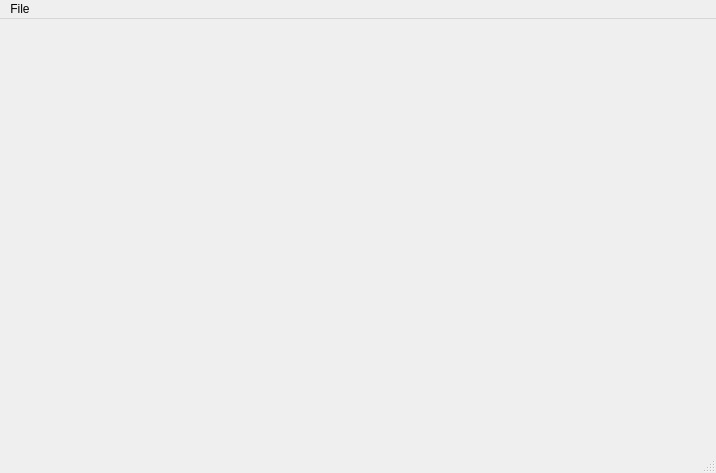
Old version of the form src/view/questions_view.ui in the repository RyotaUnzai/EnglishLeaner.
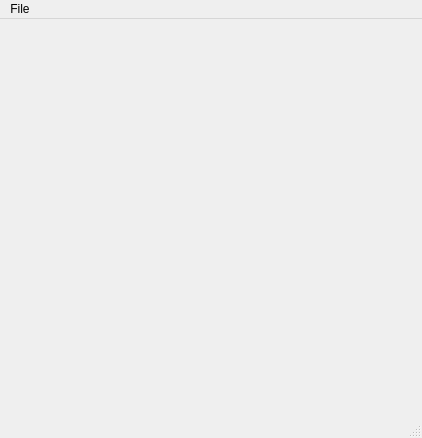
New version of the form.

Diff of the .ui file:
```diff
--- a/src/view/questions_view.ui
+++ b/src/view/questions_view.ui
@@ -6,8 +6,8 @@
    <rect>
     <x>0</x>
     <y>0</y>
-    <width>716</width>
-    <height>473</height>
+    <width>422</width>
+    <height>438</height>
    </rect>
   </property>
   <property name="windowTitle">
@@ -21,7 +21,7 @@
     <rect>
      <x>0</x>
      <y>0</y>
-     <width>716</width>
+     <width>422</width>
      <height>22</height>
     </rect>
    </property>
```
